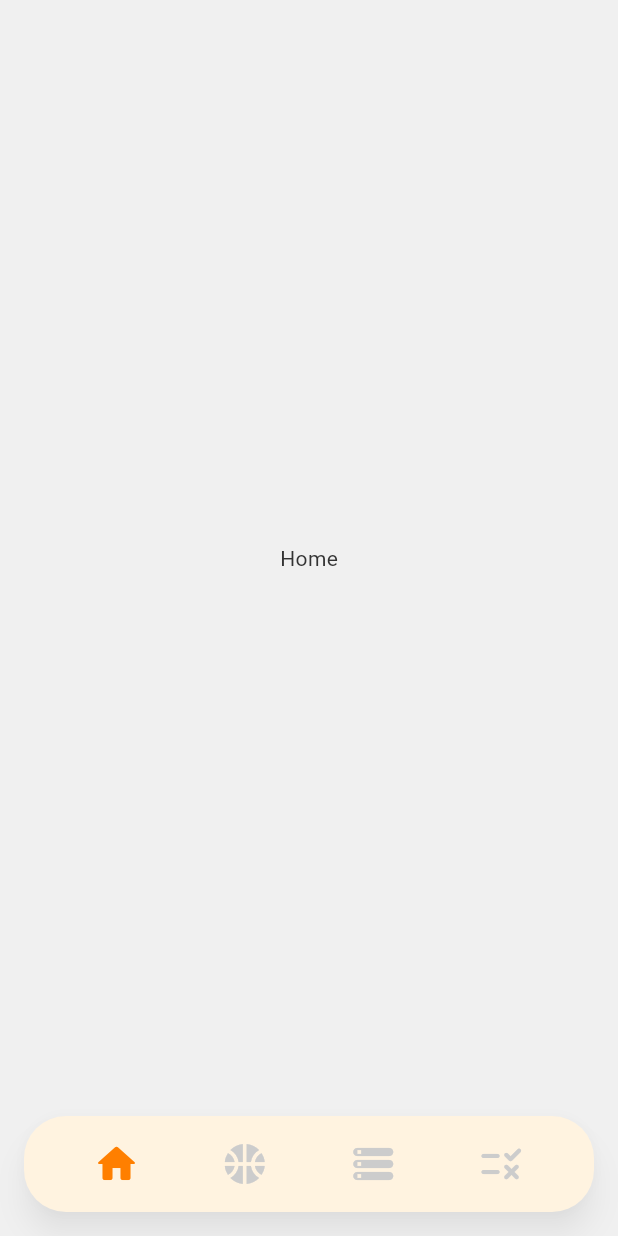
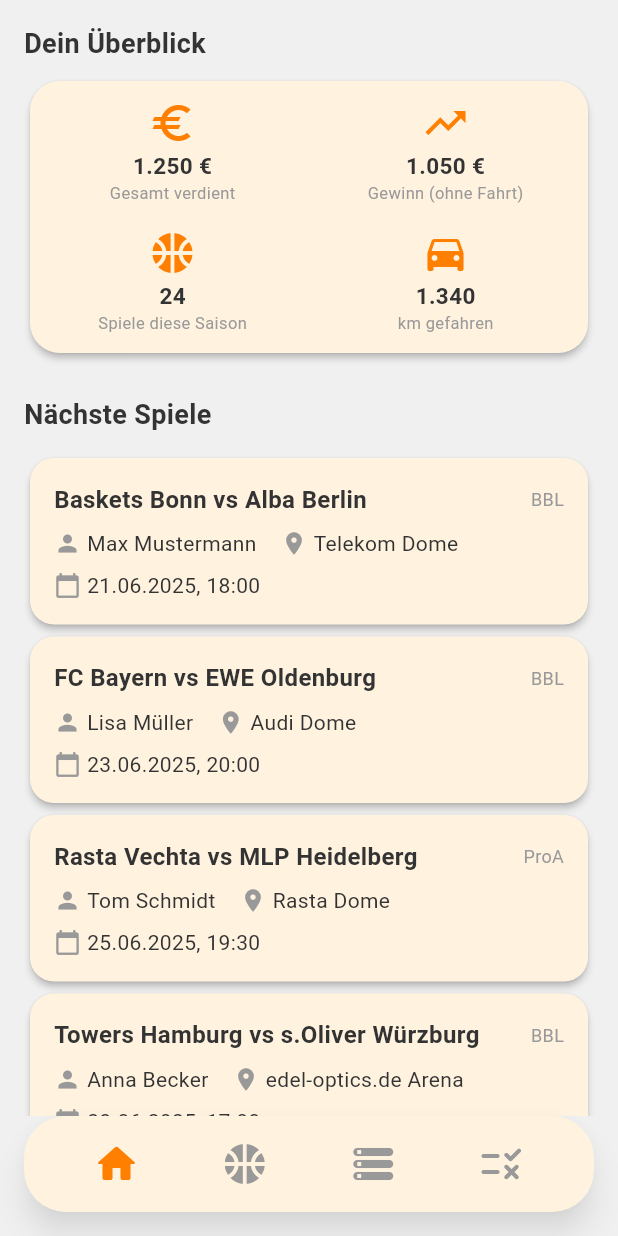
Before and after one commit to jbri-dev/ref_mate, a Flutter app: the screen it shows after launch, on a phone screen of 412 x 824 dp. Run offline on Flutter 3.47's test engine with Material 3 defaults, Android fonts, the phone set to English and light mode, and no system bars; our stand-ins replace flutter_riverpod.

Commit message:
add: first dummy data home page

```diff
--- a/lib/constants/app_colors.dart
+++ b/lib/constants/app_colors.dart
@@ -5,5 +5,7 @@ class AppColors {
   static const Color cardBackground = Color(0xFFFFF3E0);
   static const Color accent = Color(0xFFFF7F00);
   static const Color primaryText = Color(0xFF333333);
-  static const Color secondary = Color(0xFFCCCCCC);
+  static const Color secondary = Color(
+    0xFF999999,
+  ); // dunkleres Grau für bessere Lesbarkeit
 }
--- a/lib/pages/home/home_page.dart
+++ b/lib/pages/home/home_page.dart
@@ -1,10 +1,97 @@
 import 'package:flutter/material.dart';
+import 'package:ref_mate/constants/app_colors.dart';
+import 'package:ref_mate/pages/home/widgets/home_game_card.dart';
+import 'package:ref_mate/pages/home/widgets/home_stats_card.dart';
 
 class HomePage extends StatelessWidget {
   const HomePage({super.key});
 
   @override
   Widget build(BuildContext context) {
-    return const Center(child: Text('Home'));
+    return SafeArea(
+      child: SingleChildScrollView(
+        padding: const EdgeInsets.all(16),
+        child: Column(
+          crossAxisAlignment: CrossAxisAlignment.start,
+          children: [
+            // Statistiken
+            const Padding(
+              padding: EdgeInsets.only(bottom: 8),
+              child: Text(
+                'Dein Überblick',
+                style: TextStyle(
+                  fontSize: 18,
+                  fontWeight: FontWeight.bold,
+                  color: AppColors.primaryText,
+                ),
+              ),
+            ),
+            const HomeStatsOverview(
+              stats: [
+                HomeStat(
+                  title: 'Gesamt verdient',
+                  value: '1.250 €',
+                  icon: Icons.euro,
+                ),
+                HomeStat(
+                  title: 'Gewinn (ohne Fahrt)',
+                  value: '1.050 €',
+                  icon: Icons.trending_up,
+                ),
+                HomeStat(
+                  title: 'Spiele diese Saison',
+                  value: '24',
+                  icon: Icons.sports_basketball,
+                ),
+                HomeStat(
+                  title: 'km gefahren',
+                  value: '1.340',
+                  icon: Icons.directions_car,
+                ),
+              ],
+            ),
+            const SizedBox(height: 24),
+            const Text(
+              'Nächste Spiele',
+              style: TextStyle(fontSize: 18, fontWeight: FontWeight.bold),
+            ),
+            const SizedBox(height: 12),
+            // Dummy-Spiele
+            HomeGameCard(
+              teamA: 'Baskets Bonn',
+              teamB: 'Alba Berlin',
+              colleague: 'Max Mustermann',
+              location: 'Telekom Dome',
+              dateTime: '21.06.2025, 18:00',
+              league: 'BBL',
+            ),
+            HomeGameCard(
+              teamA: 'FC Bayern',
+              teamB: 'EWE Oldenburg',
+              colleague: 'Lisa Müller',
+              location: 'Audi Dome',
+              dateTime: '23.06.2025, 20:00',
+              league: 'BBL',
+            ),
+            HomeGameCard(
+              teamA: 'Rasta Vechta',
+              teamB: 'MLP Heidelberg',
+              colleague: 'Tom Schmidt',
+              location: 'Rasta Dome',
+              dateTime: '25.06.2025, 19:30',
+              league: 'ProA',
+            ),
+            HomeGameCard(
+              teamA: 'Towers Hamburg',
+              teamB: 's.Oliver Würzburg',
+              colleague: 'Anna Becker',
+              location: 'edel-optics.de Arena',
+              dateTime: '28.06.2025, 17:00',
+              league: 'BBL',
+            ),
+          ],
+        ),
+      ),
+    );
   }
 }
--- /dev/null
+++ b/lib/pages/home/widgets/home_game_card.dart
@@ -0,0 +1,82 @@
+import 'package:flutter/material.dart';
+import 'package:ref_mate/constants/app_colors.dart';
+
+class HomeGameCard extends StatelessWidget {
+  final String teamA;
+  final String teamB;
+  final String colleague;
+  final String location;
+  final String dateTime;
+  final String league;
+
+  const HomeGameCard({
+    super.key,
+    required this.teamA,
+    required this.teamB,
+    required this.colleague,
+    required this.location,
+    required this.dateTime,
+    required this.league,
+  });
+
+  @override
+  Widget build(BuildContext context) {
+    return Card(
+      color: AppColors.cardBackground,
+      shape: RoundedRectangleBorder(borderRadius: BorderRadius.circular(16)),
+      elevation: 2,
+      child: Padding(
+        padding: const EdgeInsets.all(16),
+        child: Column(
+          crossAxisAlignment: CrossAxisAlignment.start,
+          children: [
+            Row(
+              children: [
+                Expanded(
+                  child: Text(
+                    '$teamA vs $teamB',
+                    style: const TextStyle(
+                      fontWeight: FontWeight.bold,
+                      fontSize: 16,
+                    ),
+                  ),
+                ),
+                Text(
+                  league,
+                  style: const TextStyle(
+                    fontSize: 12,
+                    color: AppColors.secondary,
+                  ),
+                ),
+              ],
+            ),
+            const SizedBox(height: 8),
+            Row(
+              children: [
+                const Icon(Icons.person, size: 18, color: AppColors.secondary),
+                const SizedBox(width: 4),
+                Text(colleague, style: const TextStyle(fontSize: 14)),
+                const SizedBox(width: 16),
+                const Icon(Icons.place, size: 18, color: AppColors.secondary),
+                const SizedBox(width: 4),
+                Text(location, style: const TextStyle(fontSize: 14)),
+              ],
+            ),
+            const SizedBox(height: 8),
+            Row(
+              children: [
+                const Icon(
+                  Icons.calendar_today,
+                  size: 18,
+                  color: AppColors.secondary,
+                ),
+                const SizedBox(width: 4),
+                Text(dateTime, style: const TextStyle(fontSize: 14)),
+              ],
+            ),
+          ],
+        ),
+      ),
+    );
+  }
+}
--- /dev/null
+++ b/lib/pages/home/widgets/home_stats_card.dart
@@ -0,0 +1,123 @@
+import 'package:flutter/material.dart';
+import 'package:ref_mate/constants/app_colors.dart';
+
+class HomeStatsCard extends StatelessWidget {
+  final String title;
+  final String value;
+  final IconData icon;
+  final Color? color;
+
+  const HomeStatsCard({
+    super.key,
+    required this.title,
+    required this.value,
+    required this.icon,
+    this.color,
+  });
+
+  @override
+  Widget build(BuildContext context) {
+    return Card(
+      color: color ?? AppColors.cardBackground,
+      shape: RoundedRectangleBorder(borderRadius: BorderRadius.circular(16)),
+      elevation: 2,
+      child: Padding(
+        padding: const EdgeInsets.all(16),
+        child: Row(
+          children: [
+            Icon(icon, size: 32, color: AppColors.accent),
+            const SizedBox(width: 16),
+            Column(
+              crossAxisAlignment: CrossAxisAlignment.start,
+              children: [
+                Text(
+                  title,
+                  style: const TextStyle(
+                    fontSize: 14,
+                    color: AppColors.secondary,
+                  ),
+                ),
+                Text(
+                  value,
+                  style: const TextStyle(
+                    fontSize: 20,
+                    fontWeight: FontWeight.bold,
+                    color: AppColors.primaryText,
+                  ),
+                ),
+              ],
+            ),
+          ],
+        ),
+      ),
+    );
+  }
+}
+
+class HomeStatsOverview extends StatelessWidget {
+  final List<HomeStat> stats;
+  const HomeStatsOverview({super.key, required this.stats});
+
+  @override
+  Widget build(BuildContext context) {
+    return Card(
+      color: AppColors.cardBackground,
+      shape: RoundedRectangleBorder(borderRadius: BorderRadius.circular(20)),
+      elevation: 2,
+      child: Padding(
+        padding: const EdgeInsets.symmetric(horizontal: 4, vertical: 4),
+        child: GridView.count(
+          crossAxisCount: 2,
+          shrinkWrap: true,
+          physics: const NeverScrollableScrollPhysics(),
+          mainAxisSpacing: 0,
+          crossAxisSpacing: 0,
+          childAspectRatio: 2.1,
+          children: stats.map((stat) => _StatTile(stat: stat)).toList(),
+        ),
+      ),
+    );
+  }
+}
+
+class _StatTile extends StatelessWidget {
+  final HomeStat stat;
+  const _StatTile({required this.stat});
+
+  @override
+  Widget build(BuildContext context) {
+    return Padding(
+      padding: const EdgeInsets.symmetric(vertical: 0, horizontal: 0),
+      child: Column(
+        mainAxisAlignment: MainAxisAlignment.center,
+        children: [
+          Icon(stat.icon, size: 32, color: AppColors.accent),
+          const SizedBox(height: 2),
+          Text(
+            stat.value,
+            style: const TextStyle(
+              fontSize: 15,
+              fontWeight: FontWeight.bold,
+              color: AppColors.primaryText,
+            ),
+          ),
+          Text(
+            stat.title,
+            style: const TextStyle(fontSize: 11, color: AppColors.secondary),
+          ),
+        ],
+      ),
+    );
+  }
+}
+
+class HomeStat {
+  final String title;
+  final String value;
+  final IconData icon;
+  const HomeStat({
+    required this.title,
+    required this.value,
+    required this.icon,
+  });
+}
```
